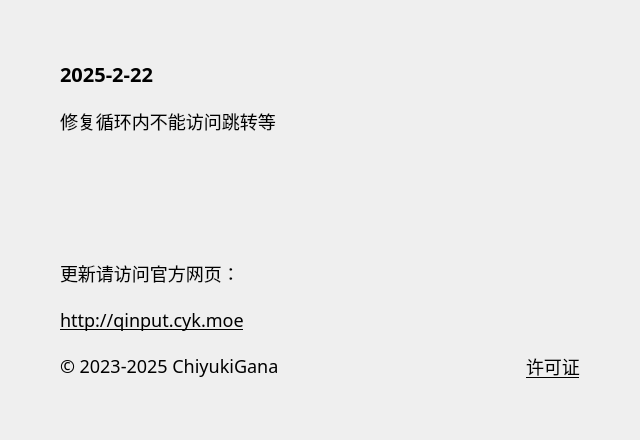
Qt form source/ui/AboutUi.ui (ChiyukiGana/Quickinput) before a commit.
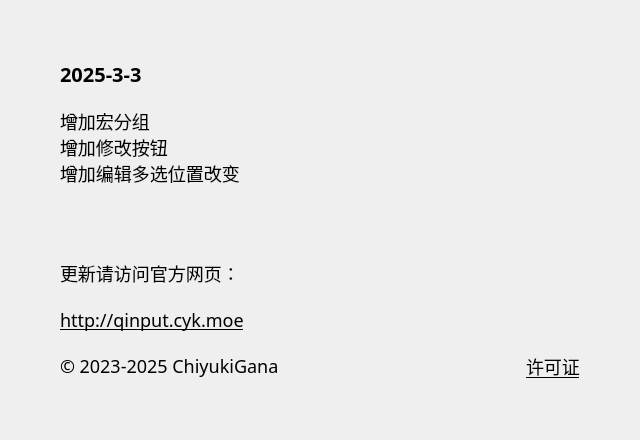
The same form after that commit.

```diff
--- a/source/ui/AboutUi.ui
+++ b/source/ui/AboutUi.ui
@@ -88,7 +88,7 @@
          <string notr="true">font-size:20px</string>
         </property>
         <property name="text">
-         <string>2025-2-22</string>
+         <string>2025-3-3</string>
         </property>
         <property name="textFormat">
          <enum>Qt::PlainText</enum>
@@ -104,7 +104,9 @@
          </sizepolicy>
         </property>
         <property name="text">
-         <string>修复循环内不能访问跳转等</string>
+         <string>增加宏分组
+增加修改按钮
+增加编辑多选位置改变</string>
         </property>
         <property name="textFormat">
          <enum>Qt::PlainText</enum>
```
